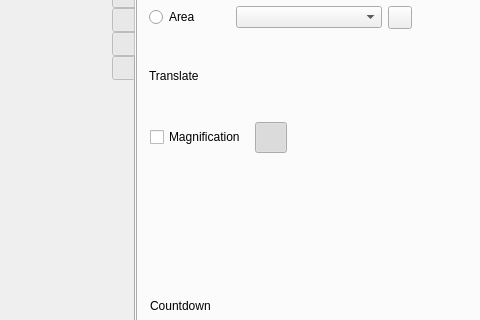
First picture: the form in src/formMainWindow.ui, repository vkohaupt/vokoscreenNG, before the edit; both pictures show x 0 to 480 and y 88 to 408 of the 790 by 500 pixel window.
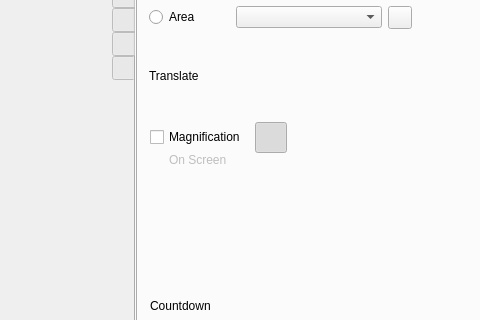
Second picture: the form after the edit. The open tabs and pages were chosen to show the change. Icons and pictures are not drawn.

Commit message: Magnifier: display screen

Diff of the .ui file:
```diff
--- a/src/formMainWindow.ui
+++ b/src/formMainWindow.ui
@@ -765,6 +765,16 @@
                     </property>
                    </widget>
                   </item>
+                  <item alignment="Qt::AlignHCenter">
+                   <widget class="QLabel" name="label_magnifier_on_screen">
+                    <property name="enabled">
+                     <bool>false</bool>
+                    </property>
+                    <property name="text">
+                     <string notr="true">On Screen</string>
+                    </property>
+                   </widget>
+                  </item>
                   <item>
                    <spacer name="verticalSpacer_27">
                     <property name="orientation">
```
Left out of the diff: 182 changed lines with no effect on the pictures. The commit also changes 5 other files.
